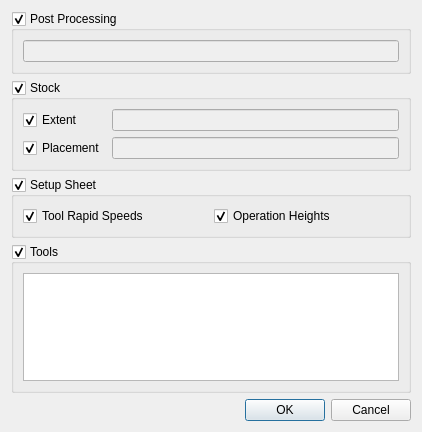
Qt form src/Mod/Path/Gui/Resources/panels/DlgJobTemplateExport.ui (berndhahnebach/All_FreeCAD) before a commit.
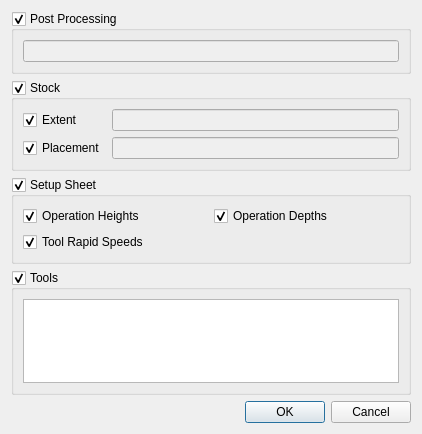
The same form after that commit.

Commit message: Fixed all ops to use Op...Depth in order to not mess with the expressions.

What changed in the file:
```diff
--- a/src/Mod/Path/Gui/Resources/panels/DlgJobTemplateExport.ui
+++ b/src/Mod/Path/Gui/Resources/panels/DlgJobTemplateExport.ui
@@ -7,7 +7,7 @@
     <x>0</x>
     <y>0</y>
     <width>422</width>
-    <height>432</height>
+    <height>434</height>
    </rect>
   </property>
   <property name="windowTitle">
@@ -121,21 +121,8 @@
       <bool>true</bool>
      </property>
      <layout class="QGridLayout" name="gridLayout_2">
-      <item row="0" column="0">
-       <widget class="QCheckBox" name="defaultToolRapid">
-        <property name="toolTip">
-         <string>&lt;html&gt;&lt;head/&gt;&lt;body&gt;&lt;p&gt;Enable to include the default rapid tool speeds in the template.&lt;/p&gt;&lt;/body&gt;&lt;/html&gt;</string>
-        </property>
-        <property name="text">
-         <string>Tool Rapid Speeds</string>
-        </property>
-        <property name="checked">
-         <bool>true</bool>
-        </property>
-       </widget>
-      </item>
-      <item row="0" column="1">
-       <widget class="QCheckBox" name="defaultOperationHeights">
+      <item row="1" column="0">
+       <widget class="QCheckBox" name="settingOperationHeights">
         <property name="toolTip">
          <string>&lt;html&gt;&lt;head/&gt;&lt;body&gt;&lt;p&gt;Enable to include the default heights for operations in the template.&lt;/p&gt;&lt;/body&gt;&lt;/html&gt;</string>
         </property>
@@ -147,6 +134,29 @@
         </property>
        </widget>
       </item>
+      <item row="1" column="1">
+       <widget class="QCheckBox" name="settingOperationDepths">
+        <property name="text">
+         <string>Operation Depths</string>
+        </property>
+        <property name="checked">
+         <bool>true</bool>
+        </property>
+       </widget>
+      </item>
+      <item row="2" column="0">
+       <widget class="QCheckBox" name="settingToolRapid">
+        <property name="toolTip">
+         <string>&lt;html&gt;&lt;head/&gt;&lt;body&gt;&lt;p&gt;Enable to include the default rapid tool speeds in the template.&lt;/p&gt;&lt;/body&gt;&lt;/html&gt;</string>
+        </property>
+        <property name="text">
+         <string>Tool Rapid Speeds</string>
+        </property>
+        <property name="checked">
+         <bool>true</bool>
+        </property>
+       </widget>
+      </item>
      </layout>
     </widget>
    </item>
```
Left out of the diff: 9 changed lines with no effect on the pictures. The commit also changes 10 other files.
